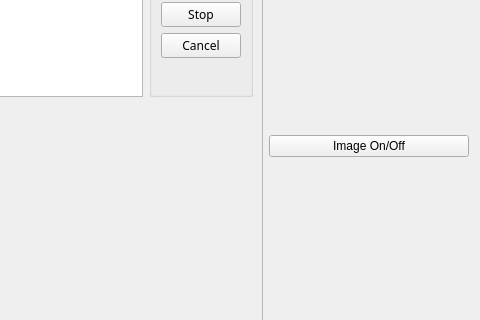
First picture: the form in agentes/mission_controller_giraff/src/localUI.ui, repository robocomp/robocomp-giraff, before the edit; both pictures show x 663 to 1143 and y 82 to 402 of the 1143 by 678 pixel window.
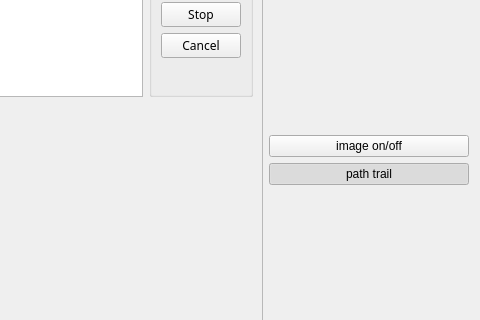
Second picture: the form after the edit.

```diff
--- a/agentes/mission_controller_giraff/src/localUI.ui
+++ b/agentes/mission_controller_giraff/src/localUI.ui
@@ -159,7 +159,7 @@
        <item>
         <widget class="QPushButton" name="image_onoff_button">
          <property name="text">
-          <string>Image On/Off</string>
+          <string>image on/off</string>
          </property>
          <property name="checkable">
           <bool>true</bool>
@@ -169,6 +169,19 @@
          </property>
         </widget>
        </item>
+       <item>
+        <widget class="QPushButton" name="path_trail_button">
+         <property name="text">
+          <string>path trail</string>
+         </property>
+         <property name="checkable">
+          <bool>true</bool>
+         </property>
+         <property name="checked">
+          <bool>true</bool>
+         </property>
+        </widget>
+       </item>
        <item>
         <spacer name="verticalSpacer_2">
          <property name="orientation">
```
